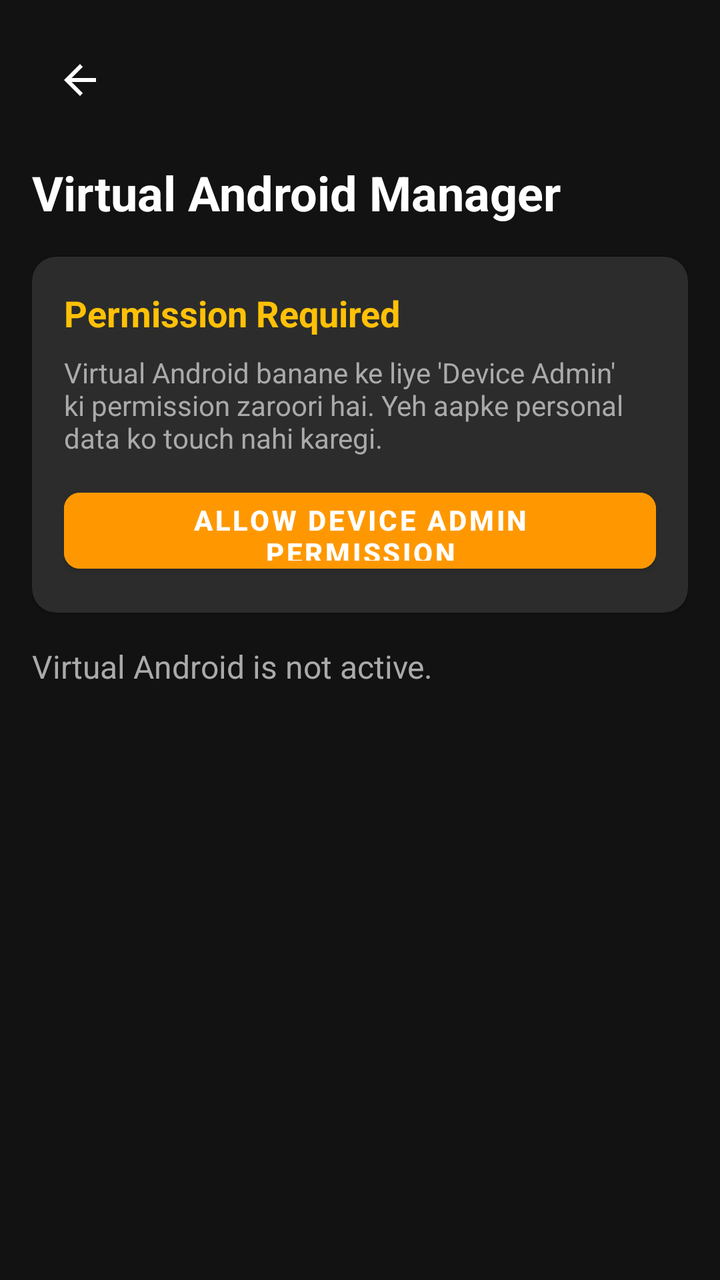
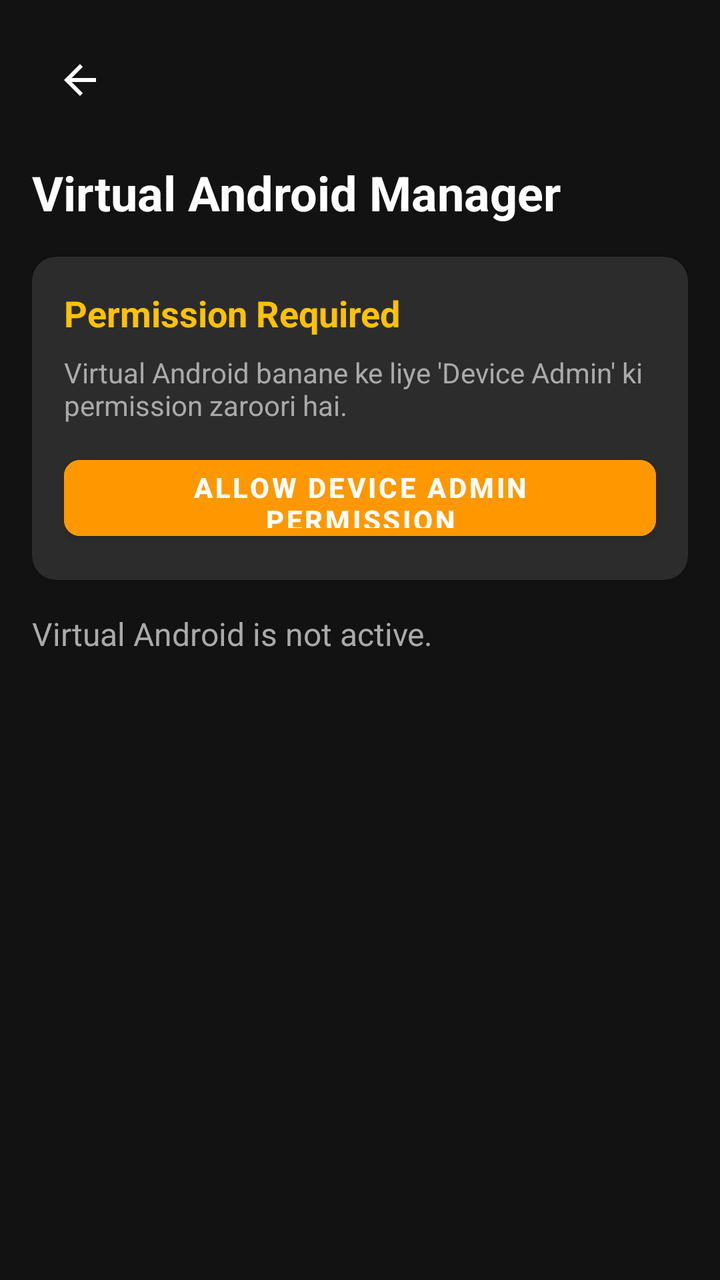

An Android layout rendered at two revisions. The XML below is the earlier revision; the diff shows what the commit changed to produce the second picture.
<!-- AndroidManifest.xml: activity theme Theme.RealEarnPayPal -->
<!-- res/layout/activity_virtual_profile.xml -->
<?xml version="1.0" encoding="utf-8"?>
<androidx.constraintlayout.widget.ConstraintLayout xmlns:android="http://schemas.android.com/apk/res/android"
    xmlns:app="http://schemas.android.com/apk/res-auto"
    android:layout_width="match_parent"
    android:layout_height="match_parent"
    android:background="#121212"
    android:padding="16dp">

    <ImageButton
        android:id="@+id/btnBack"
        android:layout_width="48dp"
        android:layout_height="48dp"
        android:background="?attr/selectableItemBackgroundBorderless"
        android:src="@drawable/ic_arrow_back"
        app:layout_constraintStart_toStartOf="parent"
        app:layout_constraintTop_toTopOf="parent"
        app:tint="@android:color/white" />

    <TextView
        android:id="@+id/tvTitle"
        android:layout_width="wrap_content"
        android:layout_height="wrap_content"
        android:layout_marginTop="16dp"
        android:text="Virtual Android Manager"
        android:textColor="@android:color/white"
        android:textSize="24sp"
        android:textStyle="bold"
        app:layout_constraintStart_toStartOf="parent"
        app:layout_constraintTop_toBottomOf="@id/btnBack" />

    <androidx.cardview.widget.CardView
        android:id="@+id/cardPermission"
        android:layout_width="match_parent"
        android:layout_height="wrap_content"
        android:layout_marginTop="16dp"
        app:cardBackgroundColor="#2C2C2C"
        app:cardCornerRadius="12dp"
        app:layout_constraintTop_toBottomOf="@id/tvTitle">

        <LinearLayout
            android:layout_width="match_parent"
            android:layout_height="wrap_content"
            android:orientation="vertical"
            android:padding="16dp">

            <TextView
                android:layout_width="wrap_content"
                android:layout_height="wrap_content"
                android:text="Permission Required"
                android:textColor="#FFC107"
                android:textSize="18sp"
                android:textStyle="bold" />

            <TextView
                android:layout_width="match_parent"
                android:layout_height="wrap_content"
                android:layout_marginTop="8dp"
                android:text="Virtual Android banane ke liye 'Device Admin' ki permission zaroori hai. Yeh aapke personal data ko touch nahi karegi."
                android:textColor="#AAAAAA"
                android:textSize="14sp" />

            <Button
                android:id="@+id/btnAllowAdmin"
                android:layout_width="match_parent"
                android:layout_height="50dp"
                android:layout_marginTop="12dp"
                android:backgroundTint="#FF9800"
                android:text="Allow Device Admin Permission"
                android:textColor="@android:color/white"
                android:textStyle="bold"
                app:cornerRadius="8dp" />
        </LinearLayout>
    </androidx.cardview.widget.CardView>

    <TextView
        android:id="@+id/tvStatus"
        android:layout_width="match_parent"
        android:layout_height="wrap_content"
        android:layout_marginTop="16dp"
        android:text="Virtual Android is not active."
        android:textColor="#AAAAAA"
        android:textSize="16sp"
        app:layout_constraintTop_toBottomOf="@id/cardPermission" />

    <androidx.recyclerview.widget.RecyclerView
        android:id="@+id/recyclerApps"
        android:layout_width="match_parent"
        android:layout_height="0dp"
        android:layout_marginTop="16dp"
        android:layout_marginBottom="16dp"
        app:layout_constraintBottom_toTopOf="@+id/layoutButtons"
        app:layout_constraintTop_toBottomOf="@id/tvStatus" />

    <LinearLayout
        android:id="@+id/layoutButtons"
        android:layout_width="match_parent"
        android:layout_height="wrap_content"
        android:orientation="vertical"
        app:layout_constraintBottom_toBottomOf="parent">

        <Button
            android:id="@+id/btnCreateProfile"
            android:layout_width="match_parent"
            android:layout_height="60dp"
            android:backgroundTint="#673AB7"
            android:text="Create Virtual Android"
            android:textColor="@android:color/white"
            android:textSize="18sp"
            android:textStyle="bold"
            android:visibility="gone"
            app:cornerRadius="16dp" />

        <Button
            android:id="@+id/btnAddApps"
            android:layout_width="match_parent"
            android:layout_height="60dp"
            android:backgroundTint="#2196F3"
            android:text="Add Apps to Virtual Android"
            android:textColor="@android:color/white"
            android:textSize="18sp"
            android:textStyle="bold"
            android:visibility="gone"
            app:cornerRadius="16dp" />

        <Button
            android:id="@+id/btnDeleteProfile"
            android:layout_width="match_parent"
            android:layout_height="60dp"
            android:layout_marginTop="12dp"
            android:backgroundTint="#F44336"
            android:text="Delete Virtual Android"
            android:textColor="@android:color/white"
            android:textSize="18sp"
            android:textStyle="bold"
            android:visibility="gone"
            app:cornerRadius="16dp" />

    </LinearLayout>

</androidx.constraintlayout.widget.ConstraintLayout>
<!-- resources referenced by this layout -->
<resources>
  <!-- drawable ic_arrow_back (drawable) -->
  <vector xmlns:android="http://schemas.android.com/apk/res/android"
      android:width="24dp"
      android:height="24dp"
      android:viewportWidth="24"
      android:viewportHeight="24">
    <path
        android:fillColor="#FFFFFF"
        android:pathData="M20,11H7.83l5.59,-5.59L12,4l-8,8 8,8 1.41,-1.41L7.83,13H20v-2z"/>
  </vector>
  <style name="Theme.RealEarnPayPal" parent="Theme.MaterialComponents.NoActionBar">
          <item name="colorPrimary">@color/paypal_blue</item>
          <item name="colorPrimaryVariant">@color/paypal_blue_dark</item>
          <item name="colorOnPrimary">@color/white</item>
          <item name="colorSecondary">@color/paypal_blue</item>
          <item name="colorOnSecondary">@color/white</item>
          <item name="android:statusBarColor">@color/bg_dark</item>
          <item name="android:navigationBarColor">@color/bg_dark</item>
          <item name="android:windowBackground">@color/bg_dark</item>
          <item name="android:textColorPrimary">@color/text_light</item>
          <item name="android:textColorSecondary">@color/text_dim</item>
      </style>
  <color name="paypal_blue">#FF0070BA</color>
  <color name="paypal_blue_dark">#FF005C99</color>
  <color name="white">#FFFFFFFF</color>
  <color name="bg_dark">#FF0D1117</color>
  <color name="text_light">#FFE6EDF3</color>
  <color name="text_dim">#FF8B949E</color>
</resources>

<!-- the commit's change to res/layout/activity_virtual_profile.xml (unified diff, before → after) -->
@@ -6,6 +6,7 @@
     android:background="#121212"
     android:padding="16dp">
 
+    
     <ImageButton
         android:id="@+id/btnBack"
         android:layout_width="48dp"
@@ -28,6 +29,7 @@
         app:layout_constraintStart_toStartOf="parent"
         app:layout_constraintTop_toBottomOf="@id/btnBack" />
 
+    
     <androidx.cardview.widget.CardView
         android:id="@+id/cardPermission"
         android:layout_width="match_parent"
@@ -55,7 +57,7 @@
                 android:layout_width="match_parent"
                 android:layout_height="wrap_content"
                 android:layout_marginTop="8dp"
-                android:text="Virtual Android banane ke liye 'Device Admin' ki permission zaroori hai. Yeh aapke personal data ko touch nahi karegi."
+                android:text="Virtual Android banane ke liye 'Device Admin' ki permission zaroori hai."
                 android:textColor="#AAAAAA"
                 android:textSize="14sp" />
 
@@ -72,6 +74,7 @@
         </LinearLayout>
     </androidx.cardview.widget.CardView>
 
+    
     <TextView
         android:id="@+id/tvStatus"
         android:layout_width="match_parent"
@@ -82,6 +85,33 @@
         android:textSize="16sp"
         app:layout_constraintTop_toBottomOf="@id/cardPermission" />
 
+    
+    <LinearLayout
+        android:id="@+id/layoutLoader"
+        android:layout_width="match_parent"
+        android:layout_height="wrap_content"
+        android:gravity="center"
+        android:orientation="vertical"
+        android:visibility="gone"
+        app:layout_constraintBottom_toBottomOf="parent"
+        app:layout_constraintTop_toBottomOf="@id/tvStatus">
+
+        <ProgressBar
+            android:layout_width="60dp"
+            android:layout_height="60dp"
+            android:indeterminateTint="#2196F3" />
+
+        <TextView
+            android:layout_width="wrap_content"
+            android:layout_height="wrap_content"
+            android:layout_marginTop="16dp"
+            android:text="Setting up Virtual Android...\nPlease wait..."
+            android:textAlignment="center"
+            android:textColor="#FFFFFF"
+            android:textSize="16sp" />
+    </LinearLayout>
+
+    
     <androidx.recyclerview.widget.RecyclerView
         android:id="@+id/recyclerApps"
         android:layout_width="match_parent"
@@ -91,6 +121,7 @@
         app:layout_constraintBottom_toTopOf="@+id/layoutButtons"
         app:layout_constraintTop_toBottomOf="@id/tvStatus" />
 
+    
     <LinearLayout
         android:id="@+id/layoutButtons"
         android:layout_width="match_parent"
@@ -134,7 +165,5 @@
             android:textStyle="bold"
             android:visibility="gone"
             app:cornerRadius="16dp" />
-
     </LinearLayout>
-
 </androidx.constraintlayout.widget.ConstraintLayout>
